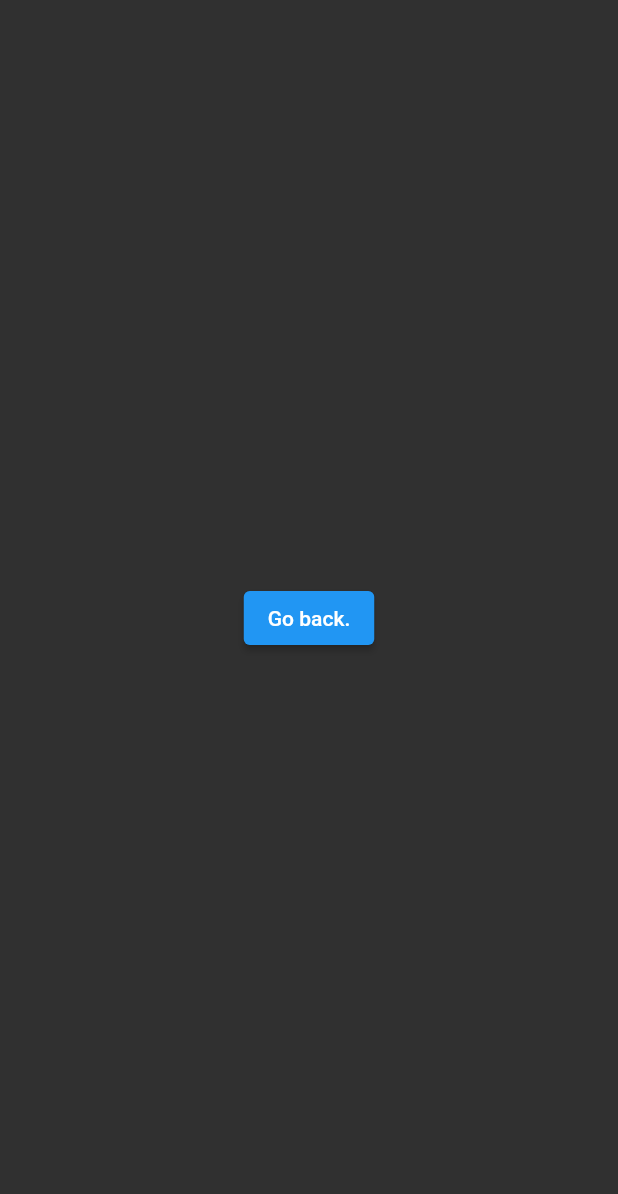
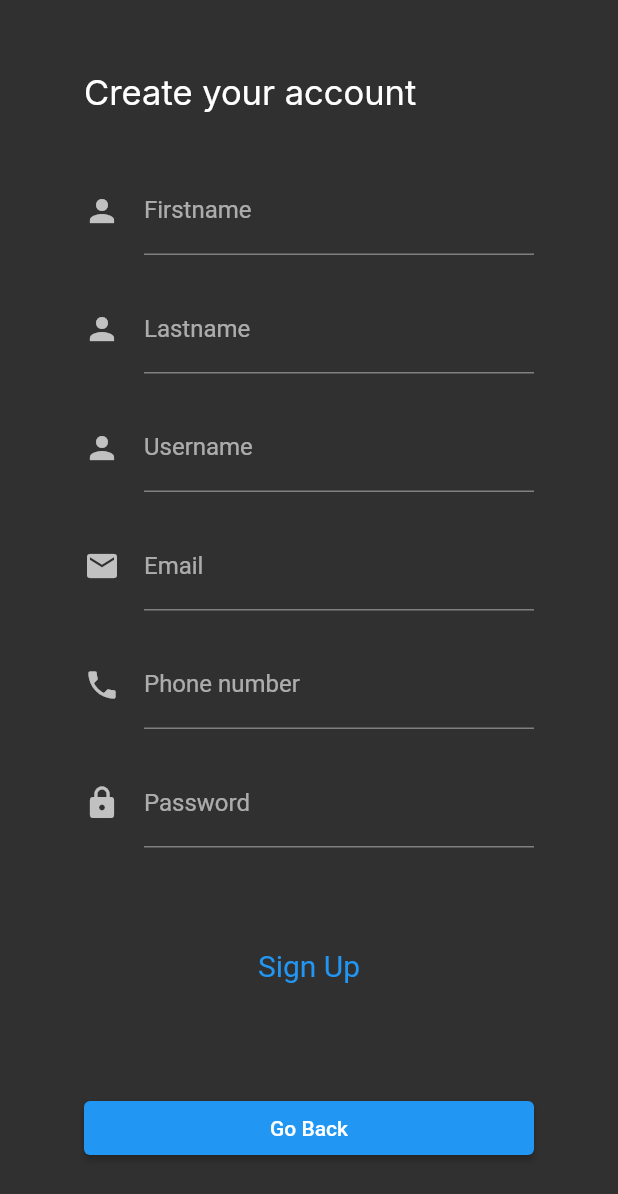
Before and after one commit to TD-Academy/Elf-Hearts-Mobile, a Flutter app: the SignUpPage screen opened by its route, on a phone screen of 412 x 824 dp. Shown: the top 1194 px of the screen. Run offline on Flutter 3.47's test engine with Material 2 defaults, Android fonts, the phone set to English and light mode, and no system bars; our stand-ins replace google_fonts.

Commit message:
login and signup mobile, tablet, desktop

```diff
--- /dev/null
+++ b/lib/components/signUpDevices/signUpMobile.dart
@@ -0,0 +1,100 @@
+import 'package:flutter/material.dart';
+import 'package:google_fonts/google_fonts.dart';
+
+class SignUpMobile extends StatefulWidget {
+  const SignUpMobile({Key? key}) : super(key: key);
+
+  @override
+  State<SignUpMobile> createState() => _SignUpMobileState();
+}
+
+class _SignUpMobileState extends State<SignUpMobile> {
+  @override
+  Widget build(BuildContext context) {
+    return Center(
+      child: SingleChildScrollView(
+        child: Padding(
+          padding: const EdgeInsets.all(30),
+          child: Center(
+            child: SizedBox(
+              width: 300,
+              child: Column(
+                mainAxisAlignment: MainAxisAlignment.center,
+                crossAxisAlignment: CrossAxisAlignment.stretch,
+                children: [
+                  Text(
+                    'Create your account',
+                    style: GoogleFonts.inter(
+                      fontSize: 23,
+                      color: Colors.white,
+                    ),
+                  ),
+                  const SizedBox(height: 35),
+                  TextFormField(
+                    decoration: const InputDecoration(
+                      icon: Icon(Icons.person),
+                      labelText: 'Firstname',
+                    ),
+
+                  ),
+                  const SizedBox(height: 20),
+                  TextFormField(
+                    decoration: const InputDecoration(
+                      icon: Icon(Icons.person),
+                      labelText: 'Lastname',
+                    ),
+
+                  ),
+                  const SizedBox(height: 20),
+                  TextFormField(
+                    decoration: const InputDecoration(
+                      icon: Icon(Icons.person),
+                      labelText: 'Username',
+                    ),
+                  ),
+                  const SizedBox(height: 20),
+                  TextFormField(
+                    decoration: const InputDecoration(
+                      icon: Icon(Icons.email),
+                      labelText: 'Email',
+                    ),
+                  ),
+                  const SizedBox(height: 20),
+                  TextFormField(
+                    decoration: const InputDecoration(
+                      icon: Icon(Icons.phone),
+                      labelText: 'Phone number',
+                    ),
+                  ),
+                  const SizedBox(height: 20),
+                  TextFormField(
+                    decoration: const InputDecoration(
+                      icon: Icon(Icons.lock),
+                      labelText: 'Password',
+                    ),
+                  ),
+                  const SizedBox(height: 25),
+                  const SizedBox(height: 30),
+                  TextButton(
+                    style: TextButton.styleFrom(
+                      textStyle: const TextStyle(fontSize: 20)
+                    ),
+                    onPressed: () {  },
+                    child: const Text('Sign Up'),
+                  ),
+                  const SizedBox(height: 60),
+                  ElevatedButton(
+                    child: const Text('Go Back'),
+                    onPressed: () {
+                      Navigator.of(context).pushNamed('/home');
+                    },
+                  )
+                ],
+              ),
+            ),
+          ),
+        ),
+      ),
+    );
+  }
+}
--- a/lib/components/signUpPage.dart
+++ b/lib/components/signUpPage.dart
@@ -1,5 +1,8 @@
 import 'package:flutter/material.dart';
-import '../components/homePage.dart';
+import 'package:users/components/signUpDevices/signUpDesktop.dart';
+import 'package:users/components/signUpDevices/signUpTablet.dart';
+import './signUpDevices/signUpMobile.dart';
+
 
 class SignUpPage extends StatelessWidget {
   const SignUpPage({Key? key}) : super(key: key);
@@ -7,13 +10,16 @@ class SignUpPage extends StatelessWidget {
   @override
   Widget build(BuildContext context) {
     return Scaffold(
-      body: Center(
-        child: ElevatedButton(
-          child: const Text('Go back.'),
-          onPressed: () {
-            Navigator.of(context).pushNamed('/home');
+      body: LayoutBuilder(
+        builder: (context, constraints) {
+          if (constraints.maxWidth < 600) {
+            return const SignUpMobile();
+          } else if (constraints.maxWidth > 600 && constraints.maxWidth < 900) {
+            return const SignUpTablet();
+          } else {
+            return const SignUpDesktop();
           }
-        )
+        },
       ),
     );
   }
--- a/lib/main.dart
+++ b/lib/main.dart
@@ -1,7 +1,6 @@
 import 'package:flutter/material.dart';
-import 'components/accountPage.dart';
 import 'components/homePage.dart';
-import 'components/signInPage.dart';
+import 'components/logInPage.dart';
 import 'components/signUpPage.dart';
 
 void main() {
@@ -23,10 +22,9 @@ class MyApp extends StatelessWidget {
       initialRoute: '/home',
       routes: {
         '/home': (context) => const HomePage(),
-        '/signIn':(context) => const SignInPage(),
+        '/signIn':(context) => const LogInPage(),
         '/signUp': (context) => const SignUpPage()
       },
-      // home: const HomePage(title: 'Flutter Demo Home Page'),
     );
   }
 }
--- a/pubspec.yaml
+++ b/pubspec.yaml
@@ -34,6 +34,8 @@ dependencies:
   # The following adds the Cupertino Icons font to your application.
   # Use with the CupertinoIcons class for iOS style icons.
   cupertino_icons: ^1.0.2
+  google_fonts: ^3.0.1
+  dio: ^4.0.6
 
 dev_dependencies:
   flutter_test:
@@ -51,6 +53,9 @@ dev_dependencies:
 
 # The following section is specific to Flutter packages.
 flutter:
+
+  assets:
+    - assets/
 
   # The following line ensures that the Material Icons font is
   # included with your application, so that you can use the icons in
```
Also changed, not shown: lib/components/logInDevices/logInDesktop.dart (added, +84 -0 lines), lib/components/logInDevices/logInMobile.dart (added, +80 -0 lines), lib/components/logInDevices/logInTablet.dart (added, +80 -0 lines), lib/components/logInPage.dart (added, +25 -0 lines), lib/components/signInPage.dart (deleted, +0 -20 lines), lib/components/signUpDevices/signUpDesktop.dart (added, +104 -0 lines), lib/components/signUpDevices/signUpTablet.dart (added, +100 -0 lines), assets/img1.jpg (added), assets/img2.jpg (added), pubspec.lock, 1 other file.
